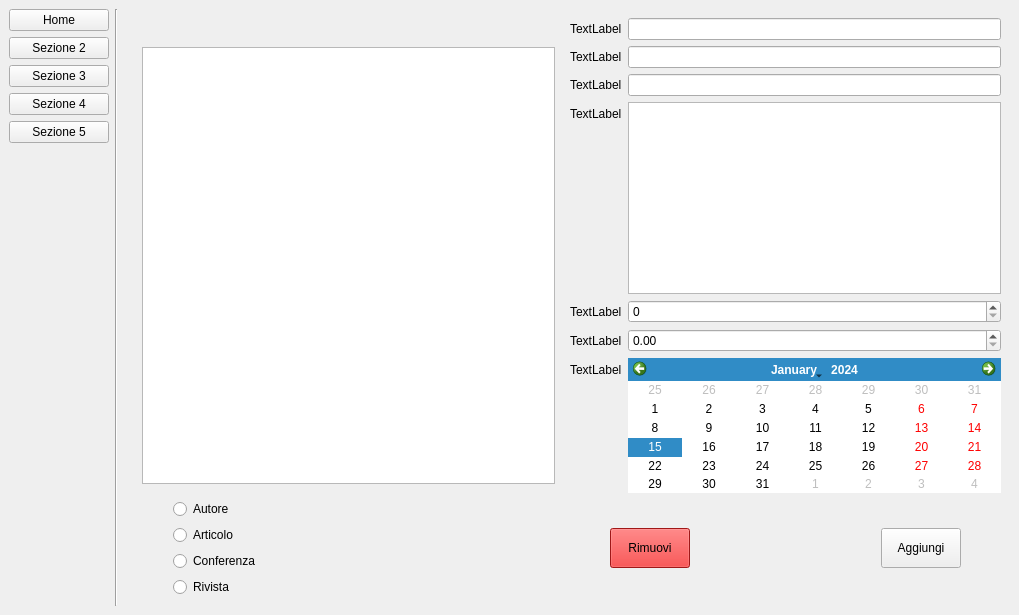
Before: the Qt Designer form Progetto/mainwindow.ui in simoven/ProgettoPO, drawn with Qt 5.
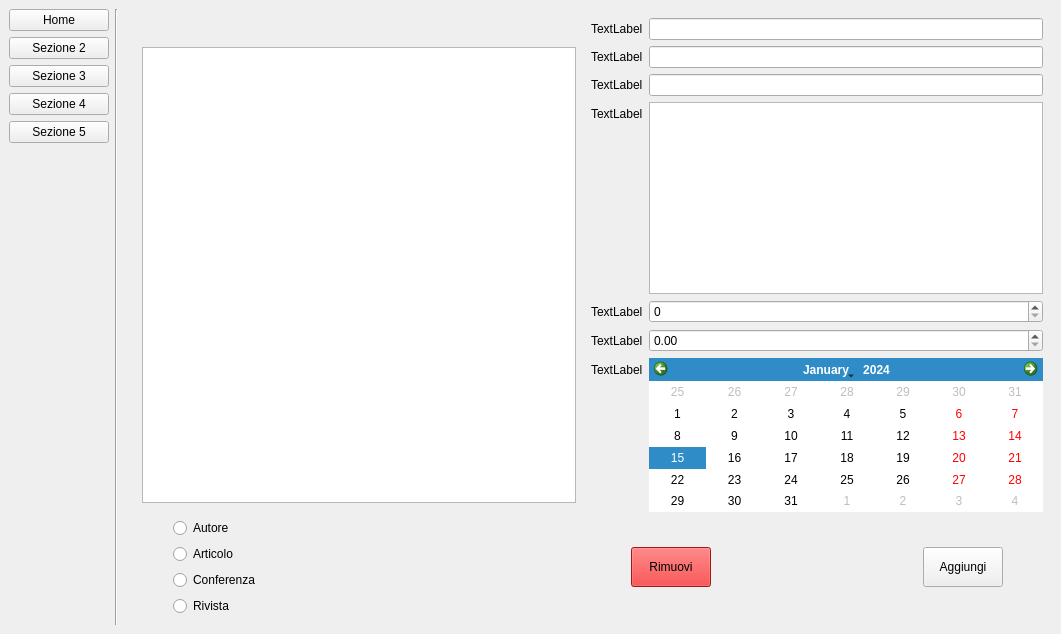
After: the same form once the commit is applied.

```diff
--- a/Progetto/mainwindow.ui
+++ b/Progetto/mainwindow.ui
@@ -6,13 +6,16 @@
    <rect>
     <x>0</x>
     <y>0</y>
-    <width>1019</width>
-    <height>615</height>
+    <width>1061</width>
+    <height>634</height>
    </rect>
   </property>
   <property name="windowTitle">
    <string>MainWindow</string>
   </property>
+  <property name="styleSheet">
+   <string notr="true"/>
+  </property>
   <widget class="QWidget" name="centralwidget">
    <layout class="QHBoxLayout" name="horizontalLayout">
     <item>
```
Left out of the diff: 2 changed lines with no effect on the pictures.
